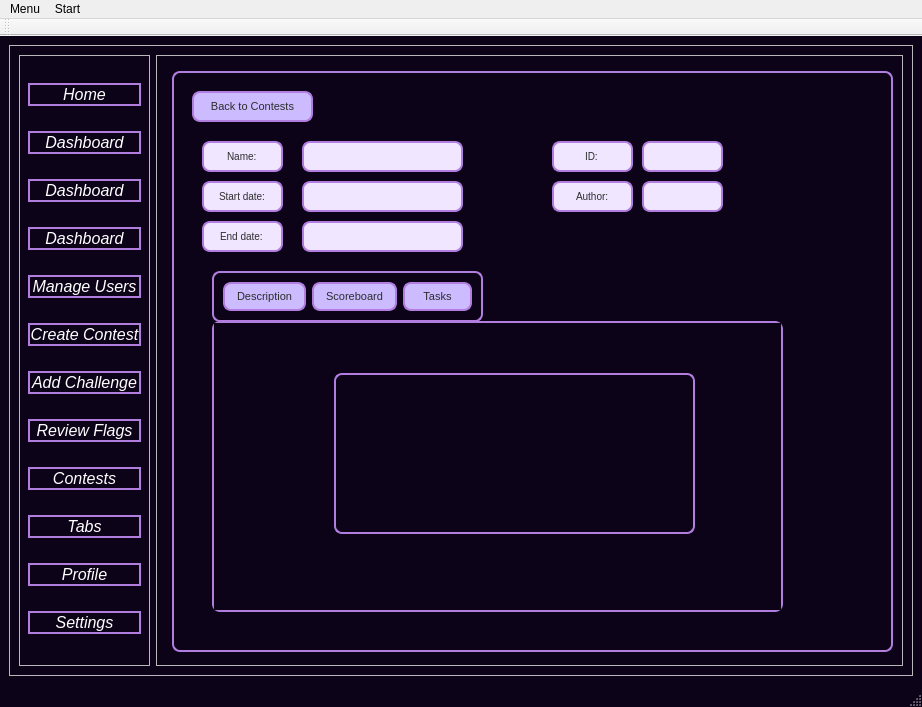
Above: CyberRange/Client/MainMenu.ui from Pafy-24/CyberRange----POO before the change. Below: the same form after it.
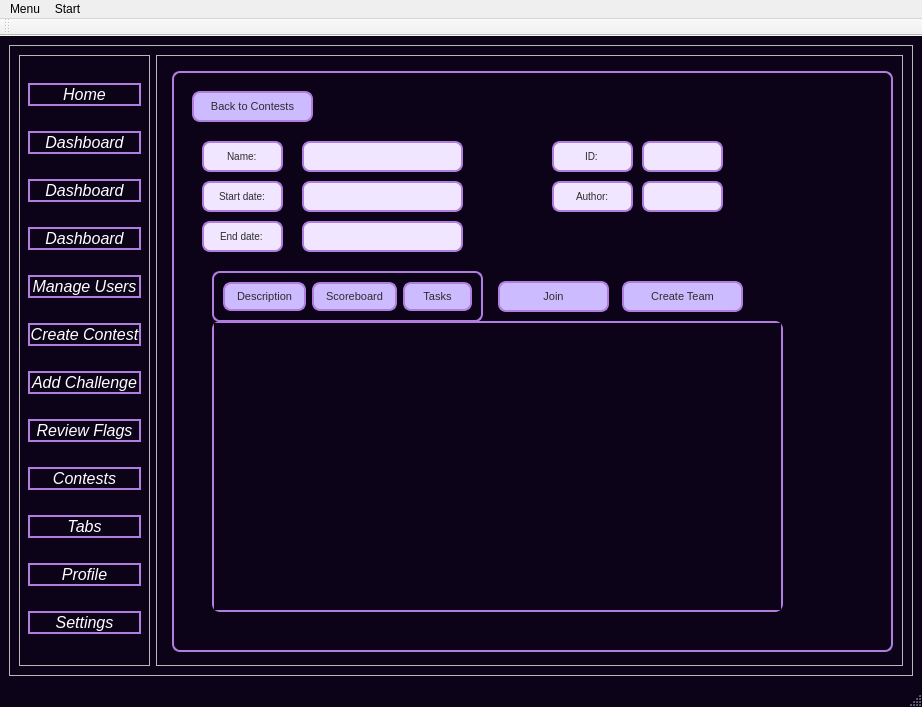
That is the form after the change. The open tabs and pages were chosen to show the change.

The edit to the form file:
```diff
--- a/CyberRange/Client/MainMenu.ui
+++ b/CyberRange/Client/MainMenu.ui
@@ -3553,6 +3553,8 @@
                  </property>
                 </widget>
                </widget>
+               <widget class="QWidget" name="CreateTeam"/>
+               <widget class="QWidget" name="JoinTeam"/>
                <widget class="QWidget" name="Scoreboard">
                 <widget class="QTableWidget" name="scoreboardWidget">
                  <property name="geometry">
@@ -3813,6 +3815,75 @@
                 <bool>true</bool>
                </property>
               </widget>
+              <widget class="QPushButton" name="JoinBtn">
+               <property name="geometry">
+                <rect>
+                 <x>326</x>
+                 <y>210</y>
+                 <width>111</width>
+                 <height>31</height>
+                </rect>
+               </property>
+               <property name="styleSheet">
+                <string notr="true">QPushButton {
+    background-color: rgb(204, 188, 255);      /* pastel mov deschis */
+    border: 2px solid #b17ddf;                 /* mov intens */
+    border-radius: 8px;
+    padding: 6px 12px;
+    color: #2c2c2c;                            /* text închis, lizibil */
+    font-size: 11px;
+}
+
+QPushButton:hover {
+    background-color: rgb(224, 208, 255);      /* mai luminos la hover */
+    border: 2px solid #8f44d4;                 /* accent mai puternic */
+}
+
+QPushButton:pressed {
+    background-color: rgb(190, 170, 240);      /* ușor mai închis la click */
+    border: 2px solid #7a2ec8;
+}</string>
+               </property>
+               <property name="text">
+                <string>Join</string>
+               </property>
+              </widget>
+              <widget class="QPushButton" name="CreateTeamBtn">
+               <property name="enabled">
+                <bool>false</bool>
+               </property>
+               <property name="geometry">
+                <rect>
+                 <x>450</x>
+                 <y>210</y>
+                 <width>121</width>
+                 <height>31</height>
+                </rect>
+               </property>
+               <property name="styleSheet">
+                <string notr="true">QPushButton {
+    background-color: rgb(204, 188, 255);      /* pastel mov deschis */
+    border: 2px solid #b17ddf;                 /* mov intens */
+    border-radius: 8px;
+    padding: 6px 12px;
+    color: #2c2c2c;                            /* text închis, lizibil */
+    font-size: 11px;
+}
+
+QPushButton:hover {
+    background-color: rgb(224, 208, 255);      /* mai luminos la hover */
+    border: 2px solid #8f44d4;                 /* accent mai puternic */
+}
+
+QPushButton:pressed {
+    background-color: rgb(190, 170, 240);      /* ușor mai închis la click */
+    border: 2px solid #7a2ec8;
+}</string>
+               </property>
+               <property name="text">
+                <string>Create Team</string>
+               </property>
+              </widget>
              </widget>
             </widget>
            </widget>
```
Left out of the diff: 61 changed lines with no effect on the pictures.
